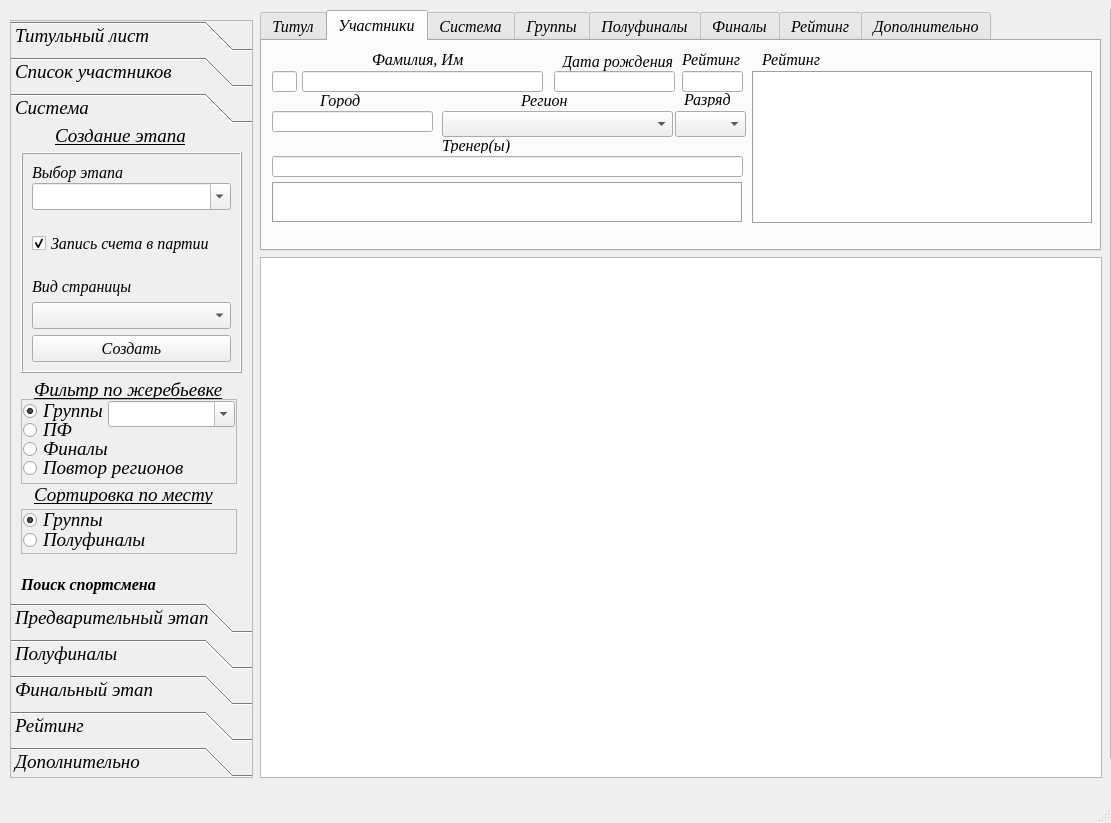
Before: the Qt Designer form UI/main_window.ui in Kaspar0810/Competitions_TT_SQL, drawn with Qt 5.
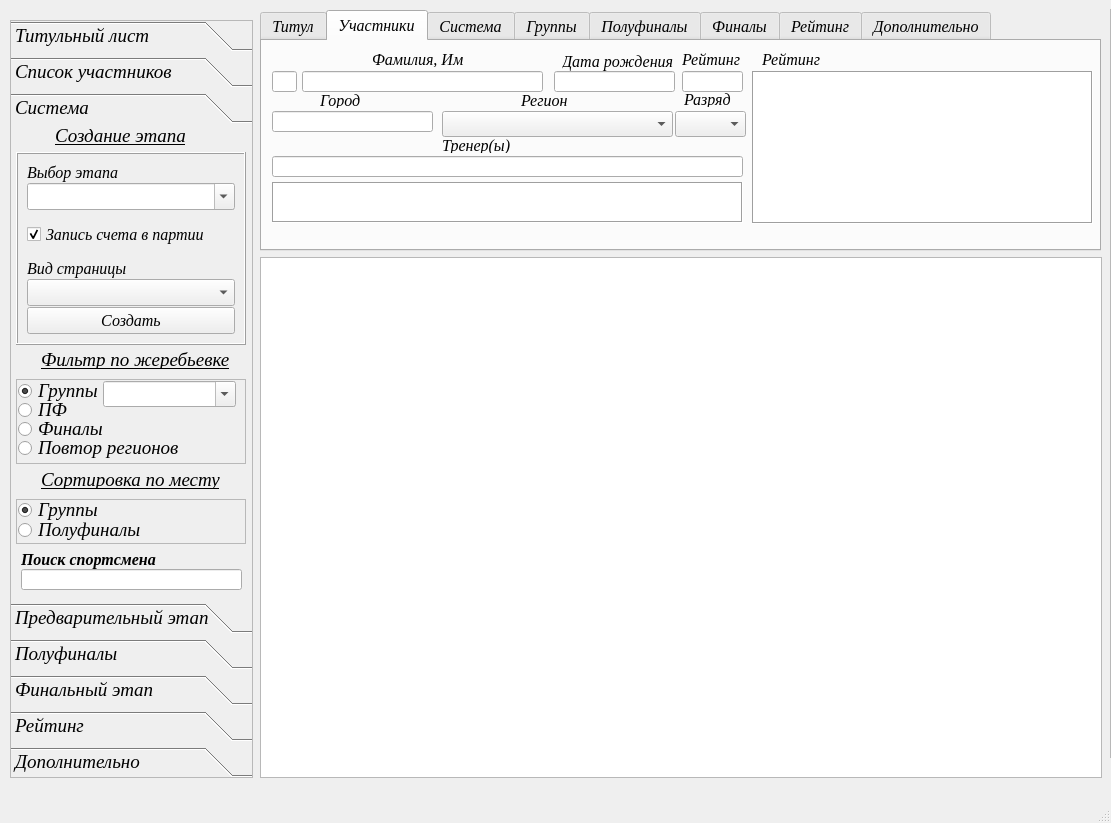
After: the same form once the commit is applied. The open tabs and pages were chosen to show the change.

Commit message: изменена форма

The edit to the form file:
```diff
--- a/UI/main_window.ui
+++ b/UI/main_window.ui
@@ -4631,7 +4631,7 @@
        <x>0</x>
        <y>0</y>
        <width>241</width>
-       <height>476</height>
+       <height>484</height>
       </rect>
      </property>
      <attribute name="label">
@@ -4640,8 +4640,8 @@
      <widget class="QLabel" name="label_20">
       <property name="geometry">
        <rect>
-        <x>23</x>
-        <y>250</y>
+        <x>30</x>
+        <y>220</y>
         <width>201</width>
         <height>20</height>
        </rect>
@@ -4663,9 +4663,9 @@
      <widget class="QFrame" name="frame_3">
       <property name="geometry">
        <rect>
-        <x>10</x>
-        <y>270</y>
-        <width>216</width>
+        <x>5</x>
+        <y>250</y>
+        <width>230</width>
         <height>85</height>
        </rect>
       </property>
@@ -4680,7 +4680,7 @@
         <rect>
          <x>87</x>
          <y>2</y>
-         <width>127</width>
+         <width>133</width>
          <height>26</height>
         </rect>
        </property>
@@ -4747,10 +4747,10 @@
      <widget class="QFrame" name="frame_2">
       <property name="geometry">
        <rect>
-        <x>10</x>
+        <x>5</x>
         <y>23</y>
-        <width>221</width>
-        <height>221</height>
+        <width>230</width>
+        <height>193</height>
        </rect>
       </property>
       <property name="frameShape">
@@ -4848,6 +4848,9 @@
        </item>
        <item>
         <layout class="QVBoxLayout" name="verticalLayout_11">
+         <property name="spacing">
+          <number>1</number>
+         </property>
          <item>
           <widget class="QLabel" name="label_13">
            <property name="font">
@@ -4915,7 +4918,7 @@
       <property name="geometry">
        <rect>
         <x>10</x>
-        <y>445</y>
+        <y>420</y>
         <width>211</width>
         <height>20</height>
        </rect>
@@ -4937,7 +4940,7 @@
       <property name="geometry">
        <rect>
         <x>10</x>
-        <y>470</y>
+        <y>440</y>
         <width>221</width>
         <height>21</height>
        </rect>
@@ -4946,9 +4949,9 @@
      <widget class="QFrame" name="frame_4">
       <property name="geometry">
        <rect>
-        <x>10</x>
-        <y>380</y>
-        <width>216</width>
+        <x>5</x>
+        <y>370</y>
+        <width>230</width>
         <height>45</height>
        </rect>
       </property>
@@ -4991,8 +4994,8 @@
      <widget class="QLabel" name="label_28">
       <property name="geometry">
        <rect>
-        <x>23</x>
-        <y>355</y>
+        <x>30</x>
+        <y>340</y>
         <width>201</width>
         <height>20</height>
        </rect>
```
Left out of the diff: 23 changed lines with no effect on the pictures. The commit also changes 5 other files.
